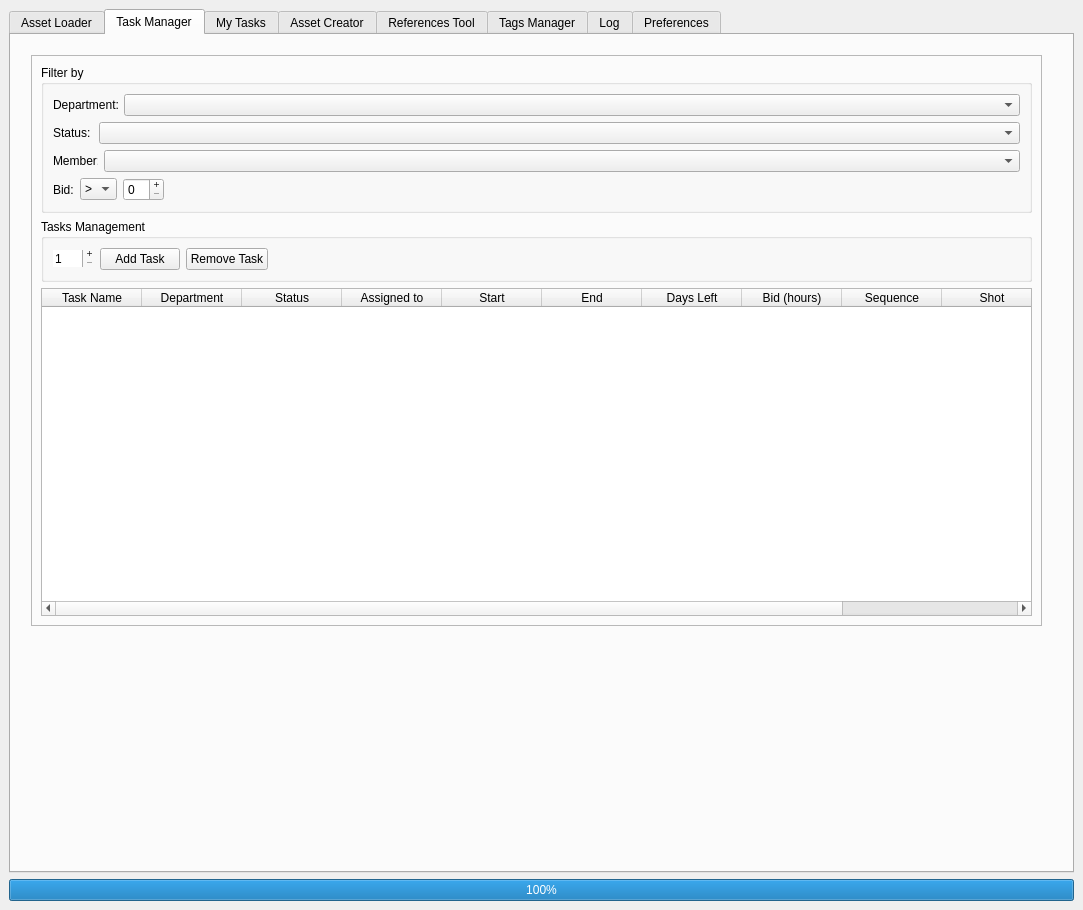
Old version of the form media/main_window.ui in the repository all-in-one-of/project_manager.
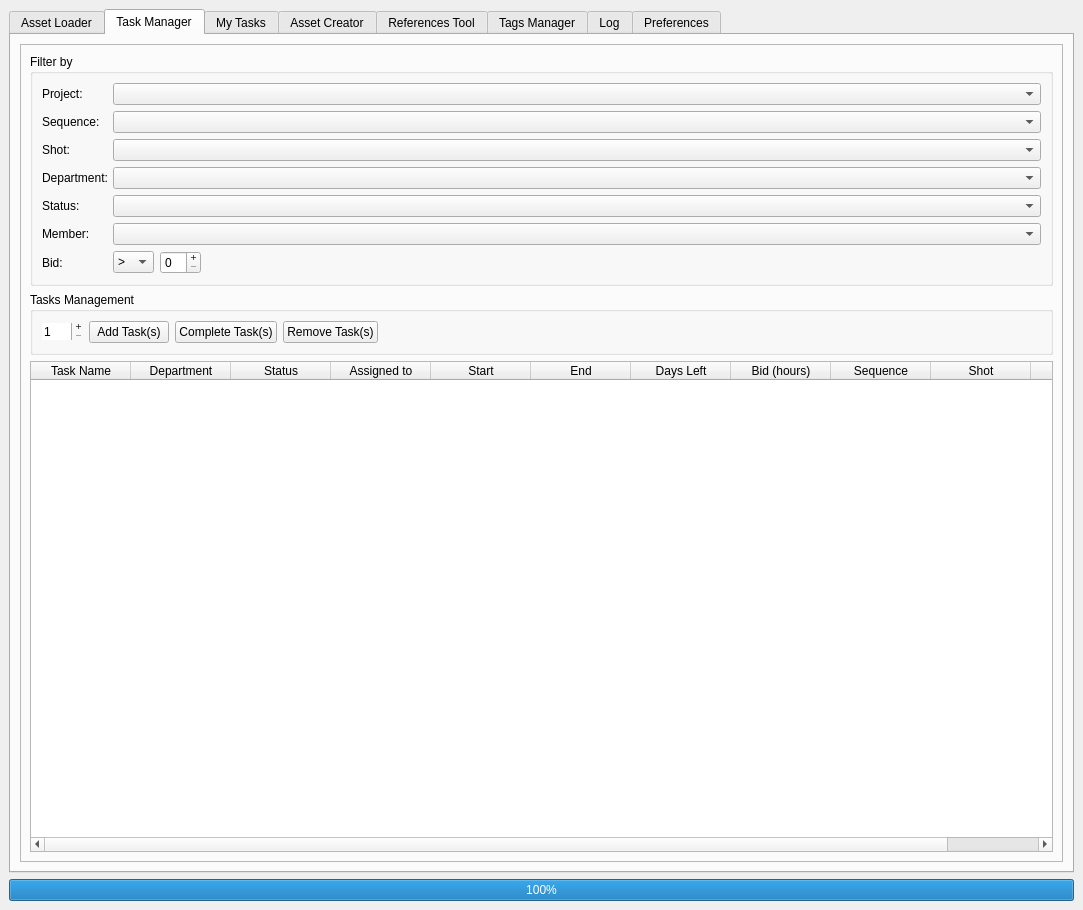
New version of the form. The open tabs and pages were chosen to show the change.

```diff
--- a/media/main_window.ui
+++ b/media/main_window.ui
@@ -1138,15 +1138,9 @@
          <attribute name="title">
           <string>Task Manager</string>
          </attribute>
+         <layout class="QVBoxLayout" name="verticalLayout_11">
+          <item>
          <widget class="QFrame" name="tmMainFrame">
-          <property name="geometry">
-           <rect>
-            <x>20</x>
-            <y>20</y>
-            <width>1011</width>
-            <height>571</height>
-           </rect>
-          </property>
           <property name="frameShape">
            <enum>QFrame::StyledPanel</enum>
           </property>
@@ -1167,7 +1161,106 @@
              </property>
              <layout class="QVBoxLayout" name="verticalLayout_26">
               <item>
-               <widget class="QFrame" name="tmDepartmentFilterGroupBox">
+                 <widget class="QFrame" name="tmProjectFilterFrame">
+                  <property name="frameShape">
+                   <enum>QFrame::NoFrame</enum>
+                  </property>
+                  <property name="frameShadow">
+                   <enum>QFrame::Raised</enum>
+                  </property>
+                  <layout class="QHBoxLayout" name="horizontalLayout_35">
+                   <property name="margin">
+                    <number>0</number>
+                   </property>
+                   <item>
+                    <widget class="QLabel" name="tmProjectLbl">
+                     <property name="maximumSize">
+                      <size>
+                       <width>65</width>
+                       <height>16777215</height>
+                      </size>
+                     </property>
+                     <property name="text">
+                      <string>Project:</string>
+                     </property>
+                    </widget>
+                   </item>
+                   <item>
+                    <widget class="QComboBox" name="tmFilterByProjectComboBox"/>
+                   </item>
+                  </layout>
+                 </widget>
+                </item>
+                <item>
+                 <widget class="QFrame" name="tmSequenceFilterFrame">
+                  <property name="frameShape">
+                   <enum>QFrame::NoFrame</enum>
+                  </property>
+                  <property name="frameShadow">
+                   <enum>QFrame::Raised</enum>
+                  </property>
+                  <layout class="QHBoxLayout" name="horizontalLayout_36">
+                   <property name="margin">
+                    <number>0</number>
+                   </property>
+                   <item>
+                    <widget class="QLabel" name="tmSequenceLbl">
+                     <property name="maximumSize">
+                      <size>
+                       <width>65</width>
+                       <height>16777215</height>
+                      </size>
+                     </property>
+                     <property name="text">
+                      <string>Sequence:</string>
+                     </property>
+                    </widget>
+                   </item>
+                   <item>
+                    <widget class="QComboBox" name="tmFilterBySequenceComboBox"/>
+                   </item>
+                  </layout>
+                 </widget>
+                </item>
+                <item>
+                 <widget class="QFrame" name="tmShotFilterFrame">
+                  <property name="maximumSize">
+                   <size>
+                    <width>16777215</width>
+                    <height>16777215</height>
+                   </size>
+                  </property>
+                  <property name="frameShape">
+                   <enum>QFrame::NoFrame</enum>
+                  </property>
+                  <property name="frameShadow">
+                   <enum>QFrame::Raised</enum>
+                  </property>
+                  <layout class="QHBoxLayout" name="horizontalLayout_37">
+                   <property name="margin">
+                    <number>0</number>
+                   </property>
+                   <item>
+                    <widget class="QLabel" name="tmShotLbl">
+                     <property name="maximumSize">
+                      <size>
+                       <width>65</width>
+                       <height>16777215</height>
+                      </size>
+                     </property>
+                     <property name="text">
+                      <string>Shot:</string>
+                     </property>
+                    </widget>
+                   </item>
+                   <item>
+                    <widget class="QComboBox" name="tmFilterByShotComboBox"/>
+                   </item>
+                  </layout>
+                 </widget>
+                </item>
+                <item>
+                 <widget class="QFrame" name="tmDepartmentFilterFrame">
                 <property name="frameShape">
                  <enum>QFrame::NoFrame</enum>
                 </property>
@@ -1217,7 +1310,7 @@
                   <widget class="QLabel" name="tmStatusLbl">
                    <property name="maximumSize">
                     <size>
-                     <width>40</width>
+                       <width>65</width>
                      <height>16777215</height>
                     </size>
                    </property>
@@ -1252,7 +1345,7 @@
                   <widget class="QLabel" name="tmMemberLbl">
                    <property name="maximumSize">
                     <size>
-                     <width>45</width>
+                       <width>65</width>
                      <height>16777215</height>
                     </size>
                    </property>
@@ -1285,9 +1378,15 @@
                  </property>
                  <item>
                   <widget class="QLabel" name="tmBidLbl">
+                     <property name="minimumSize">
+                      <size>
+                       <width>65</width>
+                       <height>0</height>
+                      </size>
+                     </property>
                    <property name="maximumSize">
                     <size>
-                     <width>24</width>
+                       <width>60</width>
                      <height>16777215</height>
                     </size>
                    </property>
@@ -1298,6 +1397,21 @@
                  </item>
                  <item>
                   <widget class="QComboBox" name="tmBidOperationComboBox">
+                     <property name="minimumSize">
+                      <size>
+                       <width>41</width>
+                       <height>0</height>
+                      </size>
+                     </property>
+                     <property name="maximumSize">
+                      <size>
+                       <width>65</width>
+                       <height>16777215</height>
+                      </size>
+                     </property>
+                     <property name="frame">
+                      <bool>true</bool>
+                     </property>
                    <item>
                     <property name="text">
                      <string>&gt;</string>
@@ -1373,14 +1487,21 @@
               <item>
                <widget class="QPushButton" name="tmAddTaskBtn">
                 <property name="text">
-                 <string>Add Task</string>
+                   <string>Add Task(s)</string>
+                  </property>
+                 </widget>
+                </item>
+                <item>
+                 <widget class="QPushButton" name="tmCompleteTaskBtn">
+                  <property name="text">
+                   <string>Complete Task(s)</string>
                 </property>
                </widget>
               </item>
               <item>
                <widget class="QPushButton" name="tmRemoveTaskBtn">
                 <property name="text">
-                 <string>Remove Task</string>
+                   <string>Remove Task(s)</string>
                 </property>
                </widget>
               </item>
@@ -1482,6 +1603,8 @@
            </item>
           </layout>
          </widget>
+          </item>
+         </layout>
         </widget>
         <widget class="QWidget" name="myTasksTab">
          <attribute name="title">
```
Left out of the diff: 188 changed lines with no effect on the pictures. Lines whose indentation alone changed are shown as unchanged.
